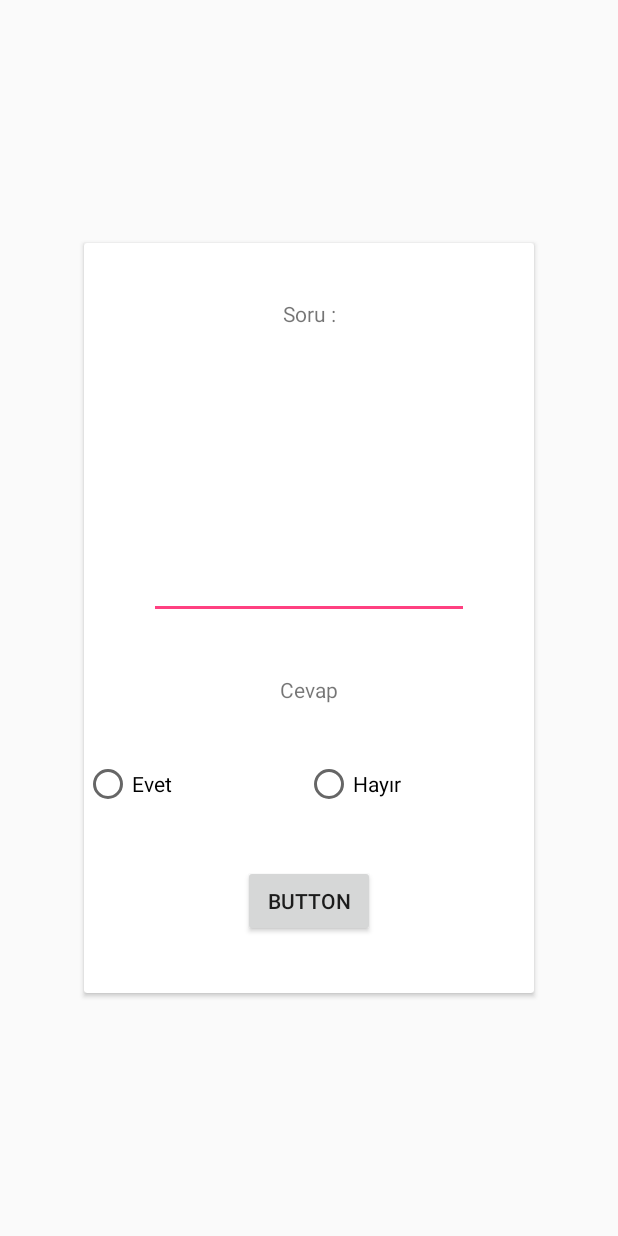
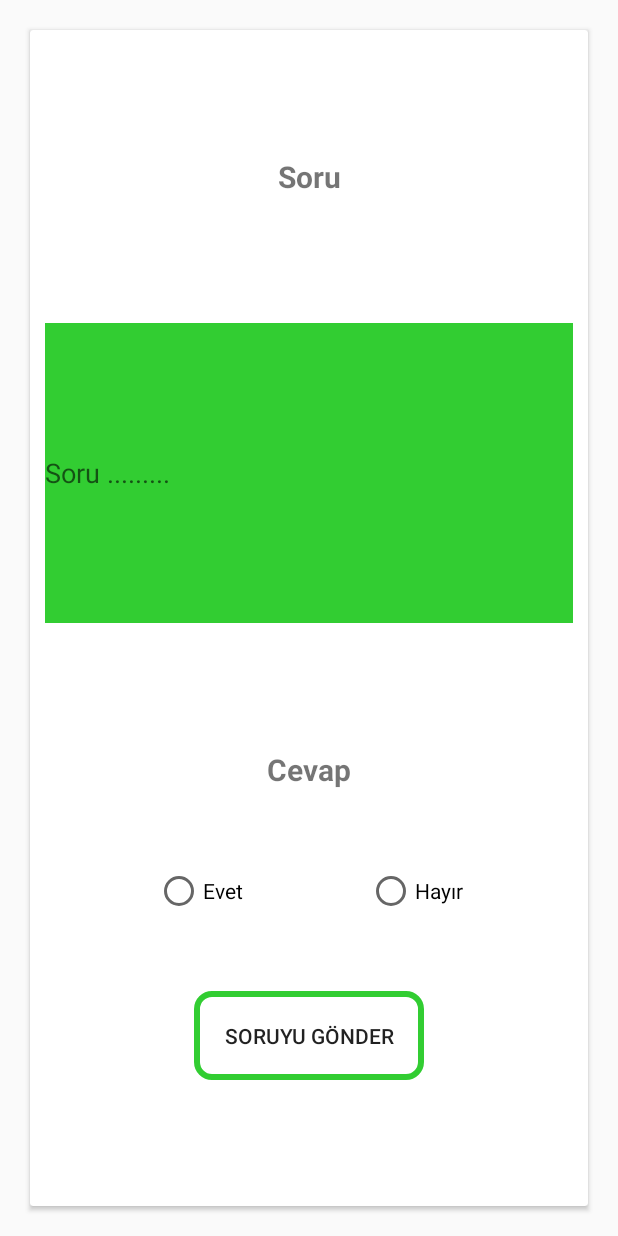
Before and after one commit to CumaSoyak/Wise-UP, an Android app: the layout fragment_oneri.xml on its own in the app's theme, with its tools: preview values and no code run, on a phone screen of 412 x 824 dp. Run offline under Robolectric (Android 15) with nearby library versions, the phone set to English and light mode, and no system bars.

Commit message:
soru ve cevap gönderildi

```diff
--- a/app/build.gradle
+++ b/app/build.gradle
@@ -43,6 +43,8 @@ dependencies {
     implementation 'github.hellocsl:CursorWheelLayout:1.1.0'
     implementation 'ru.github.igla:ferriswheel:1.1.1'
     implementation 'com.google.firebase:firebase-core:16.0.1'
+    implementation 'com.facebook.android:facebook-android-sdk:4.1.0'
+
 
 
 }
--- a/app/src/main/java/com/example/cuma/tinder/Activity/AcilisActivity.java
+++ b/app/src/main/java/com/example/cuma/tinder/Activity/AcilisActivity.java
@@ -42,7 +42,7 @@ public class AcilisActivity extends AppCompatActivity {
         image4.startAnimation(animation);
         image5.startAnimation(animation);
         image6.startAnimation(animation);
-        final Intent ıntent=new Intent(this,LoginActivity.class);
+        final Intent ıntent=new Intent(this,MainActivity.class);
         Thread timer=new Thread(){
             public void run(){
                 try{
--- a/app/src/main/res/layout/fragment_oneri.xml
+++ b/app/src/main/res/layout/fragment_oneri.xml
@@ -8,12 +8,14 @@
 
 
     <android.support.v7.widget.CardView
-        android:layout_width="300dp"
-        android:layout_height="500dp"
+        android:layout_width="match_parent"
+        android:layout_height="match_parent"
+        android:layout_margin="20dp"
         app:layout_constraintBottom_toBottomOf="parent"
         app:layout_constraintEnd_toEndOf="parent"
         app:layout_constraintStart_toStartOf="parent"
-        app:layout_constraintTop_toTopOf="parent" >
+        app:layout_constraintTop_toTopOf="parent"
+         >
 
         <android.support.constraint.ConstraintLayout
             android:layout_width="match_parent"
@@ -25,21 +27,25 @@
                 android:layout_height="wrap_content"
                 android:layout_marginEnd="8dp"
                 android:layout_marginStart="8dp"
-                android:text="Soru :"
-                app:layout_constraintBottom_toTopOf="@+id/editText"
+                android:text="Soru"
+                android:textSize="20dp"
+                android:textStyle="bold"
+                app:layout_constraintBottom_toTopOf="@+id/oneri_soru"
                 app:layout_constraintEnd_toEndOf="parent"
                 app:layout_constraintHorizontal_bias="0.5"
                 app:layout_constraintStart_toStartOf="parent"
                 app:layout_constraintTop_toTopOf="parent" />
 
             <EditText
-                android:id="@+id/editText"
-                android:layout_width="wrap_content"
-                android:layout_height="156dp"
+                android:id="@+id/oneri_soru"
+                android:layout_width="0dp"
+                android:layout_height="200dp"
+                android:layout_marginLeft="10dp"
+                android:layout_marginRight="10dp"
+                android:background="@color/yesil"
                 android:ems="10"
                 android:hint="Soru ........."
                 android:inputType="textPersonName"
-                android:text=" "
                 app:layout_constraintBottom_toTopOf="@+id/textView17"
                 app:layout_constraintEnd_toEndOf="parent"
                 app:layout_constraintHorizontal_bias="0.5"
@@ -51,48 +57,58 @@
                 android:layout_width="wrap_content"
                 android:layout_height="wrap_content"
                 android:text="Cevap"
-                app:layout_constraintBottom_toTopOf="@+id/radioGroup3"
+                android:textSize="20dp"
+                android:textStyle="bold"
+                app:layout_constraintBottom_toTopOf="@+id/oneri_gonder"
                 app:layout_constraintEnd_toEndOf="parent"
                 app:layout_constraintHorizontal_bias="0.5"
                 app:layout_constraintStart_toStartOf="parent"
-                app:layout_constraintTop_toBottomOf="@+id/editText" />
+                app:layout_constraintTop_toBottomOf="@+id/oneri_soru" />
 
             <Button
-                android:id="@+id/button"
+                android:id="@+id/oneri_gonder"
                 android:layout_width="wrap_content"
                 android:layout_height="wrap_content"
-                android:text="Button"
+                android:layout_marginTop="50dp"
+                android:background="@drawable/button_rounded"
+                android:gravity="center"
+                android:padding="20dp"
+                android:text="Soruyu Gönder"
                 app:layout_constraintBottom_toBottomOf="parent"
                 app:layout_constraintEnd_toEndOf="parent"
                 app:layout_constraintHorizontal_bias="0.5"
                 app:layout_constraintStart_toStartOf="parent"
-                app:layout_constraintTop_toBottomOf="@+id/radioGroup3" />
+                app:layout_constraintTop_toBottomOf="@+id/textView17" />
 
-            <RadioGroup
-                android:id="@+id/radioGroup3"
-                android:layout_width="0dp"
+
+            <RadioButton
+                android:id="@+id/evet"
+                android:layout_width="wrap_content"
                 android:layout_height="wrap_content"
-                android:orientation="horizontal"
-                app:layout_constraintBottom_toTopOf="@+id/button"
+                android:layout_marginBottom="8dp"
+                android:layout_marginTop="8dp"
+                android:layout_weight="1"
+                android:text="Evet"
+                app:layout_constraintBottom_toTopOf="@+id/oneri_gonder"
+                app:layout_constraintEnd_toStartOf="@+id/hayir"
+                app:layout_constraintHorizontal_bias="0.5"
+                app:layout_constraintStart_toStartOf="parent"
+                app:layout_constraintTop_toBottomOf="@+id/textView17" />
+
+            <RadioButton
+                android:id="@+id/hayir"
+                android:layout_width="wrap_content"
+                android:layout_height="wrap_content"
+                android:layout_marginBottom="8dp"
+                android:layout_marginTop="8dp"
+                android:layout_weight="1"
+                android:text="Hayır"
+                app:layout_constraintBottom_toTopOf="@+id/oneri_gonder"
                 app:layout_constraintEnd_toEndOf="parent"
                 app:layout_constraintHorizontal_bias="0.5"
-                app:layout_constraintStart_toStartOf="parent"
-                app:layout_constraintTop_toBottomOf="@+id/textView17">
+                app:layout_constraintStart_toEndOf="@+id/evet"
+                app:layout_constraintTop_toBottomOf="@+id/textView17" />
 
-                <RadioButton
-                    android:id="@+id/radioButton"
-                    android:layout_width="wrap_content"
-                    android:layout_height="wrap_content"
-                    android:layout_weight="1"
-                    android:text="Evet" />
-
-                <RadioButton
-                    android:id="@+id/radioButton2"
-                    android:layout_width="wrap_content"
-                    android:layout_height="wrap_content"
-                    android:layout_weight="1"
-                    android:text="Hayır" />
-            </RadioGroup>
         </android.support.constraint.ConstraintLayout>
     </android.support.v7.widget.CardView>
 </android.support.constraint.ConstraintLayout>
--- a/app/src/main/res/values/strings.xml
+++ b/app/src/main/res/values/strings.xml
@@ -2,6 +2,8 @@
     <string name="app_name">Tinder</string>
     <string name="hello_blank_fragment">Hello blank fragment</string>
     <string name="title_activity_login">Sign in</string>
+    <string name="facebook_app_id">979834455530933</string>
+    <string name="fb_login_protocol_scheme">fb979834455530933</string>
 
     <!-- Strings related to login -->
     <string name="prompt_email">Email</string>
```
Also changed, not shown: app/src/main/AndroidManifest.xml (+9 -0 lines), app/src/main/java/com/example/cuma/tinder/Activity/ExamsActivity.java (+34 -5 lines), app/src/main/java/com/example/cuma/tinder/Activity/LoginActivity.java (+62 -3 lines), app/src/main/java/com/example/cuma/tinder/Fragment/MainFragment.java (+13 -13 lines), app/src/main/java/com/example/cuma/tinder/Fragment/OneriFragment.java (+55 -2 lines), app/src/main/res/layout/activity_login.xml (+6 -1 lines).
